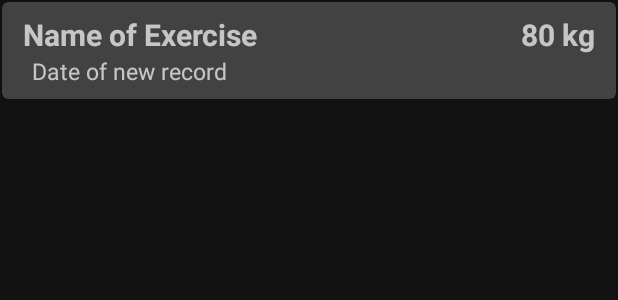
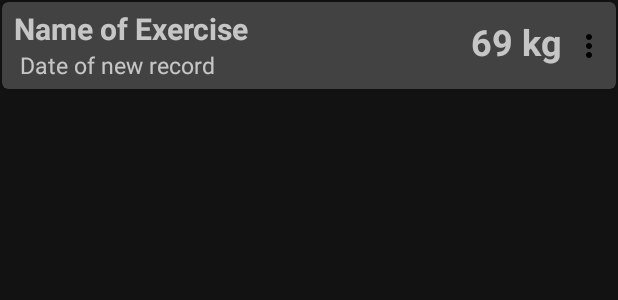
Before and after one commit to DucLongHoang/KIV-MBKZ, an Android app: the layout item_statistic.xml on its own in the app's theme, with its tools: preview values and no code run, on a phone screen of 412 x 824 dp. Shown: the top 300 px of the screen. Run offline under Robolectric (Android 15) with nearby library versions, the phone set to English and light mode, and no system bars.

Commit message:
options menu now displaying

```diff
--- a/app/src/main/java/com/example/fitnessapptabbed/ui/main/right/StatsFragment.kt
+++ b/app/src/main/java/com/example/fitnessapptabbed/ui/main/right/StatsFragment.kt
@@ -52,6 +52,7 @@ class StatsFragment : Fragment() {
         super.onViewCreated(view, savedInstanceState)
         buildRecyclerView()
         addNewExerciseFab.setOnClickListener { showAddNewExerciseDialog() }
+        registerForContextMenu(statsRecyclerView)
     }
 
     companion object {
@@ -69,7 +70,7 @@ class StatsFragment : Fragment() {
      * Method builds the RecyclerView
      */
     private fun buildRecyclerView() {
-        adapter = StatsAdapter(statistics)
+        adapter = StatsAdapter(statistics, requireContext())
         statsRecyclerView.layoutManager = LinearLayoutManager(context)
         statsRecyclerView.setHasFixedSize(true)
         statsRecyclerView.adapter = adapter
--- /dev/null
+++ b/app/src/main/res/drawable/ic_3_dots.xml
@@ -0,0 +1,5 @@
+<vector android:height="24dp" android:tint="#000000"
+    android:viewportHeight="24" android:viewportWidth="24"
+    android:width="24dp" xmlns:android="http://schemas.android.com/apk/res/android">
+    <path android:fillColor="@android:color/white" android:pathData="M12,8c1.1,0 2,-0.9 2,-2s-0.9,-2 -2,-2 -2,0.9 -2,2 0.9,2 2,2zM12,10c-1.1,0 -2,0.9 -2,2s0.9,2 2,2 2,-0.9 2,-2 -0.9,-2 -2,-2zM12,16c-1.1,0 -2,0.9 -2,2s0.9,2 2,2 2,-0.9 2,-2 -0.9,-2 -2,-2z"/>
+</vector>
--- a/app/src/main/res/layout/item_statistic.xml
+++ b/app/src/main/res/layout/item_statistic.xml
@@ -2,6 +2,7 @@
 <androidx.cardview.widget.CardView
     xmlns:android="http://schemas.android.com/apk/res/android"
     xmlns:app="http://schemas.android.com/apk/res-auto"
+    xmlns:tools="http://schemas.android.com/tools"
     android:layout_width="match_parent"
     android:layout_height="wrap_content"
     android:layout_margin="1dp"
@@ -9,8 +10,8 @@
 
     <RelativeLayout
         android:layout_width="match_parent"
-        android:layout_height="match_parent"
-        android:padding="8dp">
+        android:layout_height="wrap_content"
+        android:padding="4dp">
 
         <TextView
             android:id="@+id/textViewExName"
@@ -20,7 +21,7 @@
             android:textStyle="bold"
             android:text="Name of Exercise"
             android:layout_alignParentTop="true"
-            android:layout_marginStart="6dp"/>
+            android:layout_marginStart="4dp"/>
 
         <TextView
             android:id="@+id/textViewDate"
@@ -29,19 +30,31 @@
             android:textSize="15sp"
             android:text="Date of new record"
             android:layout_below="@id/textViewExName"
-            android:layout_marginStart="12dp"/>
-
+            android:layout_marginStart="8dp"/>
 
         <TextView
             android:id="@+id/textViewKgs"
             android:layout_width="wrap_content"
             android:layout_height="wrap_content"
-            android:textSize="20sp"
-            android:textStyle="bold"
-            android:text="80 kg"
+            android:layout_alignEnd="@+id/statisticOptionMenu"
+            android:layout_alignParentTop="true"
+            android:layout_marginTop="6dp"
+            android:layout_marginEnd="30dp"
+            android:text="69 kg"
+            android:textSize="24sp"
+            android:textStyle="bold" />
+
+        <ImageButton
+            android:id="@+id/statisticOptionMenu"
+            android:layout_width="wrap_content"
+            android:layout_height="50dp"
             android:layout_alignParentTop="true"
             android:layout_alignParentEnd="true"
-            android:layout_marginEnd="6dp"/>
+            android:layout_marginEnd="2dp"
+            android:background="@null"
+            app:srcCompat="@drawable/ic_3_dots"
+            android:scaleType="center"
+            tools:ignore="ContentDescription" />
 
     </RelativeLayout>
 
```
Also changed, not shown: app/src/main/java/com/example/fitnessapptabbed/database/PlansDatabaseHelper.kt (+13 -2 lines), app/src/main/java/com/example/fitnessapptabbed/ui/main/right/StatsAdapter.kt (+23 -2 lines), app/src/main/res/menu/options_menu.xml (added, +21 -0 lines).
